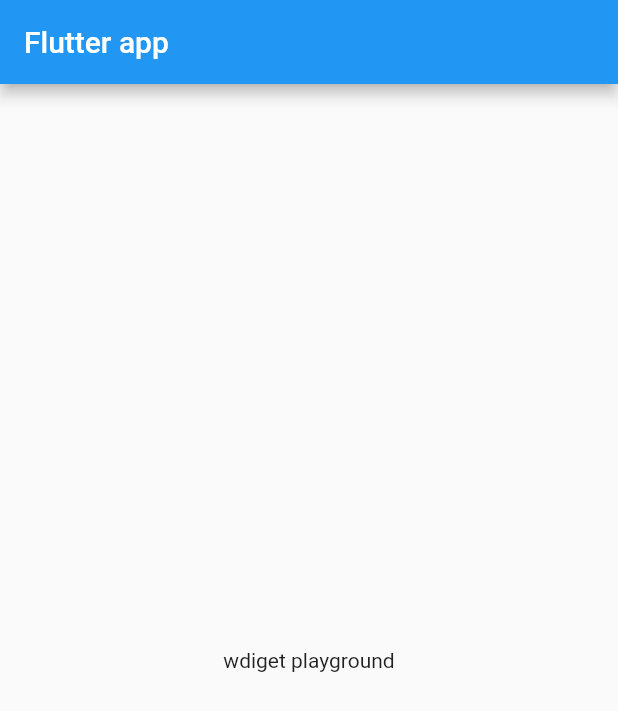
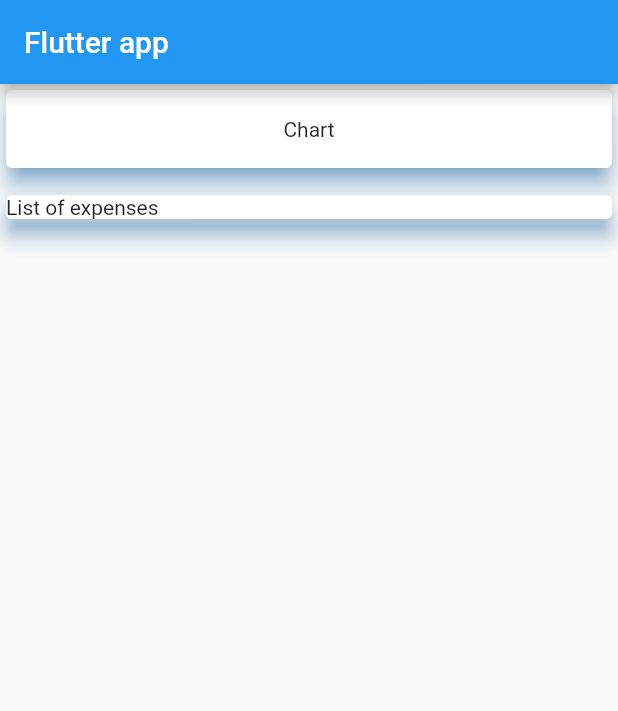
Before and after one commit to aalka061/mySpendings, a Flutter app: the screen it shows after launch, on a phone screen of 412 x 824 dp. Shown: the top 711 px of the screen. Run offline on Flutter 3.47's test engine with Material 2 defaults, Android fonts, the phone set to English and light mode, and no system bars.

Commit message:
combining main widgets

```diff
--- a/lib/main.dart
+++ b/lib/main.dart
@@ -18,12 +18,30 @@ class MyHomePage extends StatelessWidget {
   @override
   Widget build(BuildContext context) {
     return Scaffold(
-      appBar: AppBar(
-        title: Text("Flutter app"),
-      ),
-      body: Center(
-        child: Text("wdiget playground"),
-      ),
-    );
+        appBar: AppBar(
+          title: Text("Flutter app"),
+        ),
+        body: Column(
+          children: [
+            Container(
+              width: double.infinity,
+              height: 60,
+              child: Card(
+                child: Center(child: Text("Chart")),
+                elevation: 6,
+                shadowColor: Colors.blue,
+              ),
+            ),
+            Container(
+              width: double.infinity,
+              padding: const EdgeInsets.fromLTRB(0, 10, 0, 0),
+              child: Card(
+                child: Text('List of expenses'),
+                elevation: 6,
+                shadowColor: Colors.blue,
+              ),
+            ),
+          ],
+        ));
   }
 }
```
